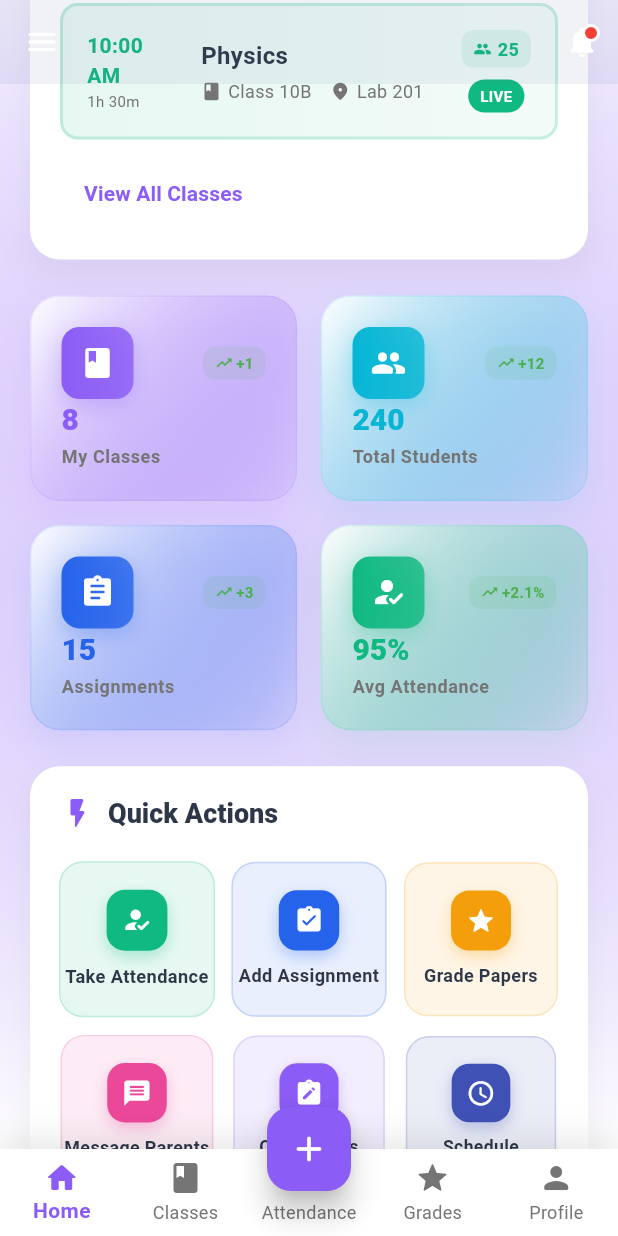
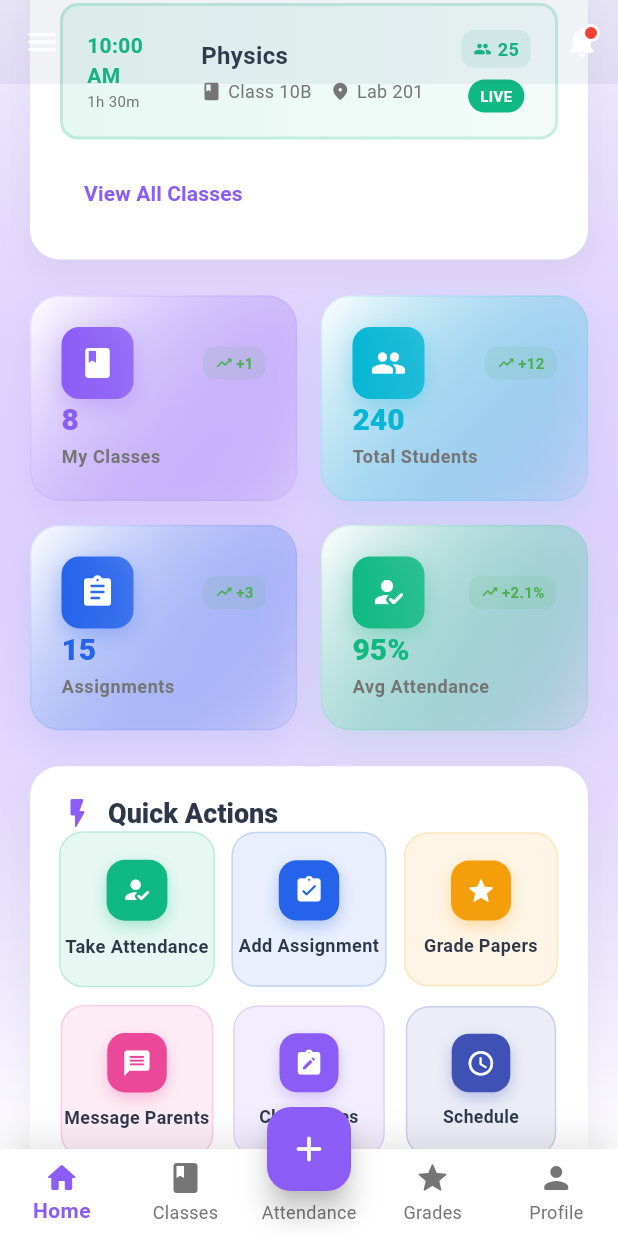
Before and after one commit to Neurobyte-Systems/sms_mobile, a Flutter app: the TeacherDashboard screen opened directly, scrolled down 576 dp, on a phone screen of 412 x 824 dp. Run offline on Flutter 3.47's test engine with Material 3 defaults, Android fonts, the phone set to English and light mode, and no system bars.

Commit message:
remove the height from the teachers cards

```diff
--- a/lib/screens/dashboard/teacher_dashboard.dart
+++ b/lib/screens/dashboard/teacher_dashboard.dart
@@ -1249,7 +1249,7 @@ class _TeacherDashboardState extends State<TeacherDashboard>
               ),
             ],
           ),
-          const SizedBox(height: 20),
+          // const SizedBox(height: 20),
           GridView.builder(
             shrinkWrap: true,
             physics: const NeverScrollableScrollPhysics(),
@@ -1413,7 +1413,7 @@ class _TeacherDashboardState extends State<TeacherDashboard>
               ),
             ],
           ),
-          const SizedBox(height: 16),
+          // const SizedBox(height: 16),
           ListView.separated(
             shrinkWrap: true,
             physics: const NeverScrollableScrollPhysics(),
```
